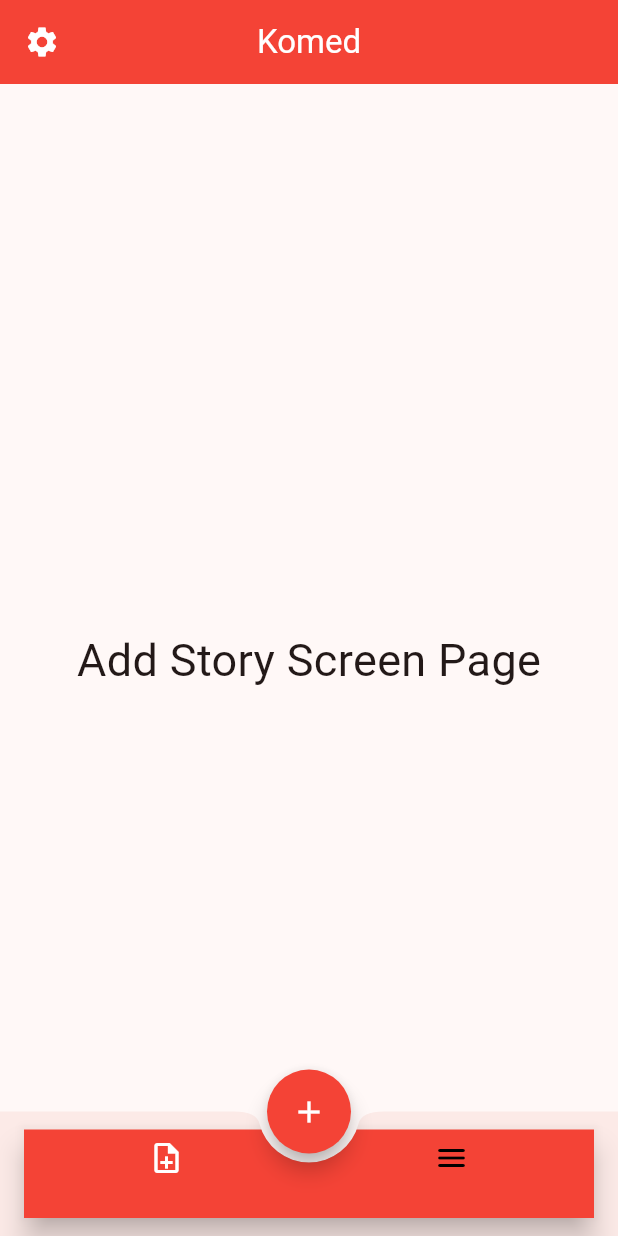
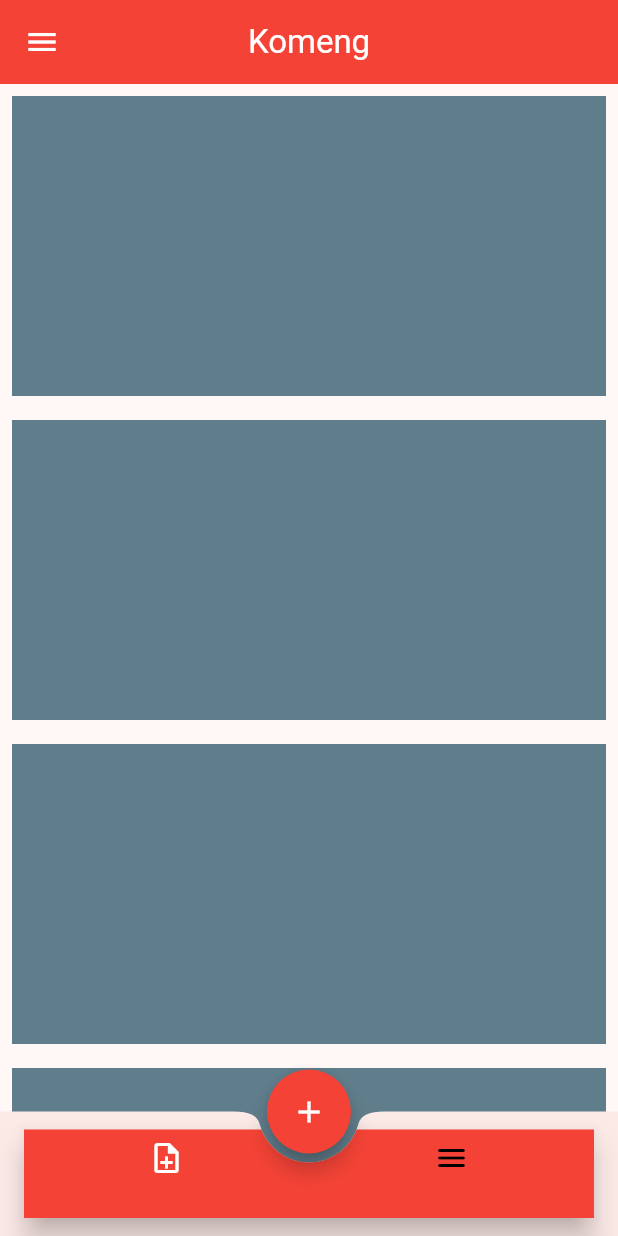
Before and after one commit to DescaMr/porto-project, a Flutter app: the screen it shows after launch, on a phone screen of 412 x 824 dp. Run offline on Flutter 3.47's test engine with Material 3 defaults, Android fonts, the phone set to English and light mode, and no system bars.

Commit message:
add alertDialog + responsive Grid

```diff
--- a/lib/ui/add_story_screen.dart
+++ b/lib/ui/add_story_screen.dart
@@ -6,13 +6,34 @@ class AddStoryScreen extends StatelessWidget {
 
   @override
   Widget build(BuildContext context) {
-    return const Scaffold(
-      body: Center(
-        child: Text(
-          "Add Story Screen Page",
-          style: TextStyle(fontSize: 30),
-        ),
-      ),
+    return Scaffold(
+      body: LayoutBuilder(builder: (BuildContext context, contraints) {
+        if (contraints.maxWidth < 600) {
+          return ListView(
+            children: _generateConstraints(),
+          );
+        } else if (contraints.maxWidth < 900) {
+          return GridView.count(
+            crossAxisCount: 2,
+            children: _generateConstraints(),
+          );
+        } else {
+          return GridView.count(
+            crossAxisCount: 6,
+            children: _generateConstraints(),
+          );
+        }
+      }),
     );
   }
+
+  List<Widget> _generateConstraints() {
+    return List<Widget>.generate(10, (index) {
+      return Container(
+        margin: EdgeInsets.all(8),
+        color: Colors.blueGrey,
+        height: 200,
+      );
+    });
+  }
 }
--- a/lib/ui/home_screen.dart
+++ b/lib/ui/home_screen.dart
@@ -90,7 +90,7 @@ class _MyHomePageState extends State<MyHomePage> {
   AppBar _appBar() {
     return AppBar(
       title: Text(
-        'Komed',
+        'Komeng',
         style: TextStyle(color: Colors.white),
       ),
       centerTitle: true,
@@ -98,7 +98,7 @@ class _MyHomePageState extends State<MyHomePage> {
         onPressed: () {
           _scaffoldKey.currentState!.openDrawer();
         },
-        icon: Icon(Icons.settings),
+        icon: Icon(Icons.menu),
         color: Colors.white,
       ),
       backgroundColor: Colors.red,
@@ -107,6 +107,10 @@ class _MyHomePageState extends State<MyHomePage> {
 
   Drawer _drawer(BuildContext context) {
     return Drawer(
+      child: Column(
+        crossAxisAlignment: CrossAxisAlignment.stretch,
+        children: [
+          Expanded(
             child: SingleChildScrollView(
               child: Column(
                 crossAxisAlignment: CrossAxisAlignment.stretch,
@@ -121,7 +125,8 @@ class _MyHomePageState extends State<MyHomePage> {
                       },
                       child: Container(
                         padding: EdgeInsets.only(
-                      top: MediaQuery.of(context).padding.top, bottom: 24),
+                            top: MediaQuery.of(context).padding.top,
+                            bottom: 24),
                         child: const Column(
                           children: [
                             Padding(
@@ -143,7 +148,8 @@ class _MyHomePageState extends State<MyHomePage> {
                             ),
                             Text(
                               'oldbutgold@gmail.com',
-                        style: TextStyle(fontSize: 14, color: Colors.white),
+                              style:
+                                  TextStyle(fontSize: 14, color: Colors.white),
                             ),
                           ],
                         ),
@@ -151,14 +157,26 @@ class _MyHomePageState extends State<MyHomePage> {
                     ),
                   ),
                   ListTile(
-              title: const Text('Item 1'),
+                    leading: const Icon(
+                      Icons.person,
+                      color: Colors.blueGrey,
+                    ),
+                    title: const Text(
+                      'A K U N',
+                      style: TextStyle(color: Colors.blueGrey),
+                    ),
                     onTap: () {
                       // Update the state of the app.
                       // ...
                     },
                   ),
                   ListTile(
-              title: const Text('Item 2'),
+                    leading: const Icon(
+                      Icons.settings,
+                      color: Colors.blueGrey,
+                    ),
+                    title: const Text('P E N G A T U R A N',
+                        style: TextStyle(color: Colors.blueGrey)),
                     onTap: () {
                       // Update the state of the app.
                       // ...
@@ -167,6 +185,48 @@ class _MyHomePageState extends State<MyHomePage> {
                 ],
               ),
             ),
+          ),
+          Divider(height: 1),
+          ListTile(
+            leading: const Icon(
+              Icons.exit_to_app,
+              color: Colors.red,
+            ),
+            title:
+                const Text('K E L U A R', style: TextStyle(color: Colors.red)),
+            onTap: () {
+              showDialog(
+                  context: context,
+                  builder: (BuildContext context) {
+                    return AlertDialog(
+                      title: Text("Konfirmasi"),
+                      content: Text("Apakah Anda yakin ingin keluar?"),
+                      actions: [
+                        OutlinedButton(
+                          onPressed: () {
+                            Navigator.of(context).pop();
+                          },
+                          child: Text(
+                            "Tidak",
+                            style: TextStyle(color: Colors.black),
+                          ),
+                        ),
+                        FilledButton(
+                          onPressed: () {
+                            Navigator.of(context).pop();
+                          },
+                          child: Text(
+                            "Ya",
+                            style: TextStyle(color: Colors.white),
+                          ),
+                        )
+                      ],
+                    );
+                  });
+            },
+          ),
+        ],
+      ),
     );
   }
 }
```
Also changed, not shown: lib/ui/info_detail_screen.dart (+33 -0 lines). Lines whose indentation alone changed are shown as unchanged.
